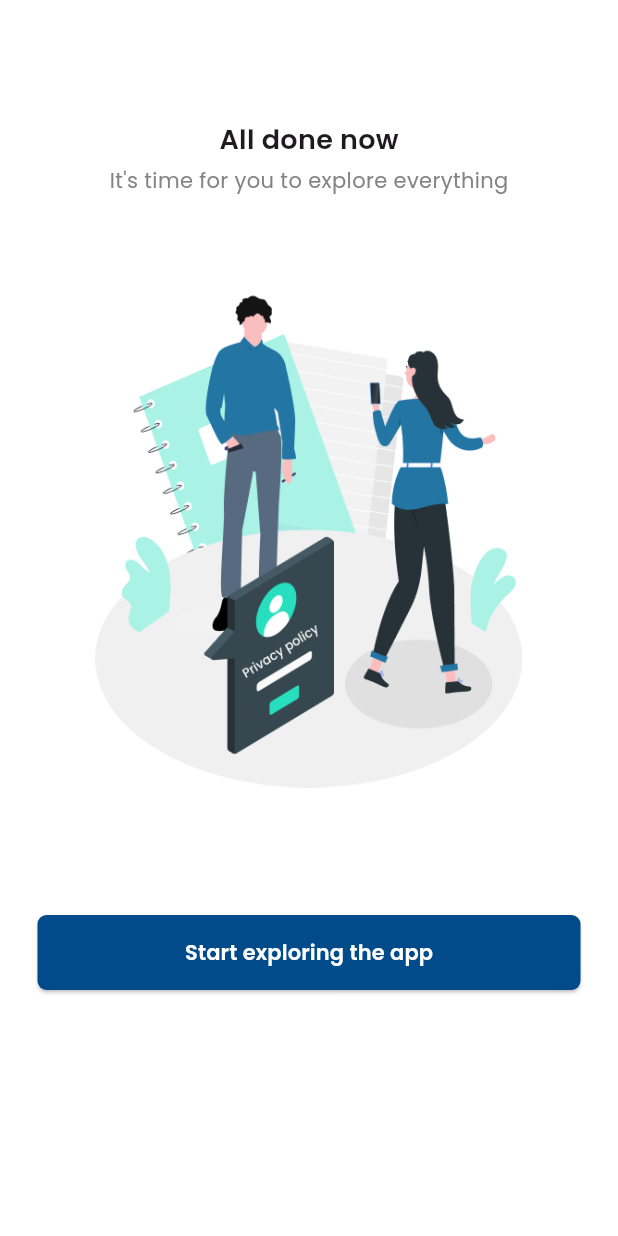
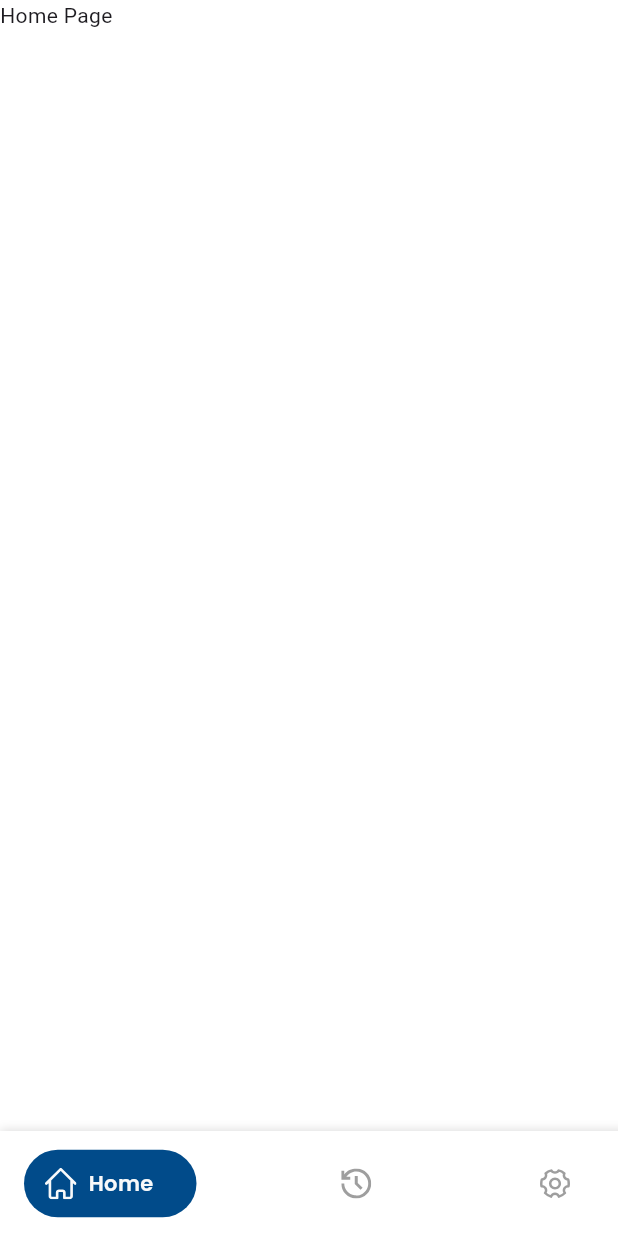
Before and after one commit to susan040/hr_management, a Flutter app: the AllDoneScreen screen opened directly, after a tap on "Start exploring the app", on a phone screen of 412 x 824 dp. Run offline on Flutter 3.47's test engine with Material 3 defaults, Android fonts, the phone set to English and light mode, and no system bars; our stand-ins replace flutter_svg, get.

Commit message:
completed dashboard

```diff
--- /dev/null
+++ b/lib/controller/dashboard/dash_screen_controller.dart
@@ -0,0 +1,17 @@
+import 'package:flutter/material.dart';
+import 'package:get/get.dart';
+import 'package:hr_management/views/dashboard/history_screen.dart';
+import 'package:hr_management/views/dashboard/home_screen.dart';
+import 'package:hr_management/views/dashboard/setting_screen.dart';
+
+class DashScreenController extends GetxController {
+  final key = GlobalKey<ScaffoldState>();
+
+  RxList<Widget> pages =
+      RxList([HomeScreen(), HistoryScreen(), SettingScreen()]);
+
+  RxInt currentIndex = RxInt(0);
+  void changeTab(int index) {
+    currentIndex.value = index;
+  }
+}
--- /dev/null
+++ b/lib/controller/dashboard/history_screen_controller.dart
@@ -0,0 +1,5 @@
+import 'package:get/get.dart';
+
+class HistoryScreenController extends GetxController{
+
+}
--- /dev/null
+++ b/lib/controller/dashboard/setting_screen_controller.dart
@@ -0,0 +1,5 @@
+import 'package:get/get.dart';
+
+class SettingScreenController extends GetxController{
+
+}
--- a/lib/utils/image_path.dart
+++ b/lib/utils/image_path.dart
@@ -4,6 +4,9 @@ class ImagePath {
 
   static const String eye = "$baseIconPath/eye.svg";
   static const String eyeOff = "$baseIconPath/eye_off.svg";
+  static const String home = "$baseIconPath/home.svg";
+  static const String setting = "$baseIconPath/setting.svg";
+  static const String history = "$baseIconPath/history.svg";
   static const String email = "$baseIconPath/email.svg";
   static const String password = "$baseIconPath/password.svg";
   static const String person = "$baseIconPath/person.svg";
--- a/lib/views/auth/all_done_screen.dart
+++ b/lib/views/auth/all_done_screen.dart
@@ -1,7 +1,9 @@
 import 'package:flutter/material.dart';
+import 'package:get/get.dart';
 import 'package:hr_management/utils/colors.dart';
 import 'package:hr_management/utils/custom_text_style.dart';
 import 'package:hr_management/utils/image_path.dart';
+import 'package:hr_management/views/dash_screen.dart';
 import 'package:hr_management/widgets/custom/elevated_button.dart';
 
 class AllDoneScreen extends StatelessWidget {
@@ -33,7 +35,10 @@ class AllDoneScreen extends StatelessWidget {
                 ),
                 SizedBox(height: 85),
                 CustomElevatedButton(
-                    title: "Start exploring the app", onTap: () {})
+                    title: "Start exploring the app",
+                    onTap: () {
+                      Get.offAll(() => DashScreen());
+                    })
               ],
             ),
           ),
--- a/lib/views/auth/privacy_policy_screen.dart
+++ b/lib/views/auth/privacy_policy_screen.dart
@@ -1,6 +1,6 @@
 import 'package:flutter/material.dart';
 import 'package:get/get.dart';
-import 'package:hr_management/controller/privacy_policy_controller.dart';
+import 'package:hr_management/controller/auth/privacy_policy_controller.dart';
 import 'package:hr_management/utils/colors.dart';
 import 'package:hr_management/utils/custom_text_style.dart';
 import 'package:hr_management/utils/image_path.dart';
--- /dev/null
+++ b/lib/views/dash_screen.dart
@@ -0,0 +1,74 @@
+import 'package:flutter/material.dart';
+import 'package:get/get.dart';
+import 'package:hr_management/controller/dashboard/dash_screen_controller.dart';
+import 'package:hr_management/utils/colors.dart';
+import 'package:hr_management/utils/image_path.dart';
+import 'package:hr_management/widgets/custom/custom_bottom_nav_icon.dart';
+
+class DashScreen extends StatelessWidget {
+  final c = Get.put(DashScreenController());
+  DashScreen({super.key});
+
+  @override
+  Widget build(BuildContext context) {
+    return Scaffold(
+      backgroundColor: AppColors.extraWhite,
+      body: Obx(() => c.pages[c.currentIndex.value]),
+      bottomNavigationBar: Container(
+        padding: EdgeInsets.only(left: 16, right: 16),
+        height: 70,
+        decoration: BoxDecoration(
+          color: AppColors.extraWhite,
+          boxShadow: [
+            BoxShadow(
+                blurRadius: 5,
+                spreadRadius: 3 ,
+                color: AppColors.lGrey,
+                offset: Offset(3, 2))
+          ],
+        ),
+        child: Row(
+          mainAxisAlignment: MainAxisAlignment.spaceBetween,
+          children: [
+            Obx(
+              () => CustomBottomNavIcon(
+                title: "Home",
+                svgPath: ImagePath.home,
+                height: 21,
+                width: 21,
+                isActive: c.currentIndex.value == 0,
+                onTap: () {
+                  c.currentIndex.value = 0;
+                },
+              ),
+            ),
+            Obx(
+              () => CustomBottomNavIcon(
+                title: "History",
+                svgPath: ImagePath.history,
+                height: 20,
+                width: 20,
+                isActive: c.currentIndex.value == 1,
+                onTap: () {
+                  c.currentIndex.value = 1;
+                },
+              ),
+            ),
+            Obx(
+              () => CustomBottomNavIcon(
+                title: "Setting",
+                svgPath: ImagePath.setting,
+                height: 20,
+                width: 20,
+                isActive: c.currentIndex.value == 2,
+                onTap: () {
+                  c.currentIndex.value = 2;
+                },
+              ),
+            ),
+          ],
+        ),
+      ),
+    );
+  }
+}
--- /dev/null
+++ b/lib/views/dashboard/history_screen.dart
@@ -0,0 +1,19 @@
+import 'package:flutter/material.dart';
+import 'package:hr_management/utils/colors.dart';
+
+class HistoryScreen extends StatelessWidget {
+  const HistoryScreen({super.key});
+
+  @override
+  Widget build(BuildContext context) {
+    return Scaffold(
+      backgroundColor: AppColors.extraWhite,
+
+      body: SafeArea(
+        child: Column(
+          children: [Text("History")],
+        ),
+      ),
+    );
+  }
+}
--- /dev/null
+++ b/lib/views/dashboard/home_screen.dart
@@ -0,0 +1,15 @@
+import 'package:flutter/material.dart';
+import 'package:hr_management/utils/colors.dart';
+
+class HomeScreen extends StatelessWidget {
+  const HomeScreen({super.key});
+
+  @override
+  Widget build(BuildContext context) {
+    return Scaffold(
+      backgroundColor: AppColors.extraWhite,
+
+      body: SafeArea(child: Text("Home Page")),
+    );
+  }
+}
--- /dev/null
+++ b/lib/views/dashboard/setting_screen.dart
@@ -0,0 +1,19 @@
+import 'package:flutter/material.dart';
+import 'package:hr_management/utils/colors.dart';
+
+class SettingScreen extends StatelessWidget {
+  const SettingScreen({super.key});
+
+  @override
+  Widget build(BuildContext context) {
+    return Scaffold(
+      backgroundColor: AppColors.extraWhite,
+
+      body: SafeArea(
+        child: Column(children: [
+          Text("setting page")
+        ],),
+      ),
+    );
+  }
+}
--- a/lib/widgets/custom/custom_bottom_nav_icon.dart
+++ b/lib/widgets/custom/custom_bottom_nav_icon.dart
@@ -1,18 +1,24 @@
 import 'package:flutter/material.dart';
+import 'package:flutter_svg/flutter_svg.dart';
 import 'package:hr_management/utils/custom_text_style.dart';
 import '../../utils/colors.dart';
 
 class CustomBottomNavIcon extends StatelessWidget {
-  final IconData icon;
+  final String svgPath;
   final String title;
   final bool isActive;
+  final double height;
+  final double width;
   final VoidCallback onTap;
+
   const CustomBottomNavIcon({
     super.key,
     required this.title,
     required this.isActive,
     required this.onTap,
-    required this.icon,
+    required this.svgPath,
+    required this.height,
+    required this.width,
   });
 
   @override
@@ -22,18 +28,36 @@ class CustomBottomNavIcon extends StatelessWidget {
       child: Column(
         mainAxisSize: MainAxisSize.min,
         children: [
-            Icon(
-              icon,
-              size: 30,
+          Container(
+            padding: EdgeInsets.only(left: 14),
+            height: 45,
+            width: isActive ? 115 : 50,
+            decoration: BoxDecoration(
+              color: isActive ? AppColors.primaryColor : Colors.transparent,
+              borderRadius: BorderRadius.circular(25),
+            ),
+            child: Row(
+              children: [
+                SvgPicture.asset(
+                  height: height,
+                  width: height,
+                  svgPath,
                   color: isActive ? AppColors.backGroundColor : Colors.grey,
                 ),
+                if (isActive) ...[
+                  const SizedBox(width: 8),
                   Text(
                     title,
-              style: CustomTextStyles.f14W400(
-                color: isActive ? AppColors.backGroundColor : Colors.grey,
+                    style: CustomTextStyles.f14W600(
+                      color: AppColors.backGroundColor,
                     ),
-            )
+                  ),
                 ],
-        ));
+              ],
+            ),
+          ),
+        ],
+      ),
+    );
   }
 }
```
Also changed, not shown: assets/icons/history.svg (added), assets/icons/home.svg (added), assets/icons/setting.svg (added), lib/controller/auth/privacy_policy_controller.dart (renamed from lib/controller/privacy_policy_controller.dart). Lines whose indentation alone changed are shown as unchanged.
